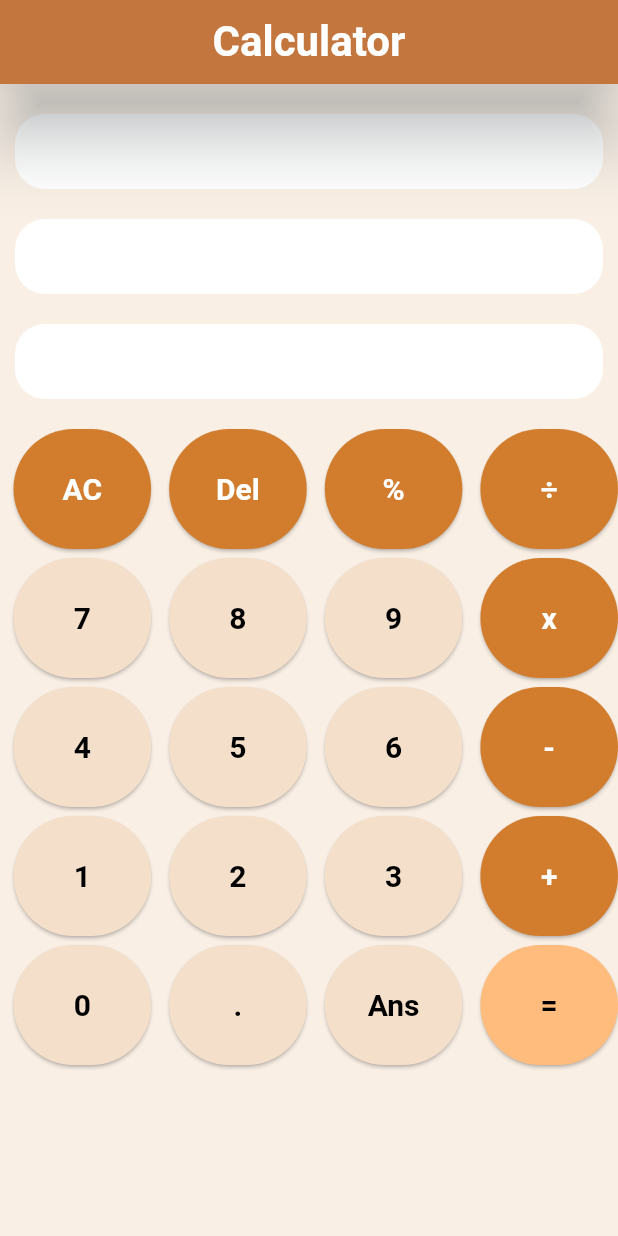
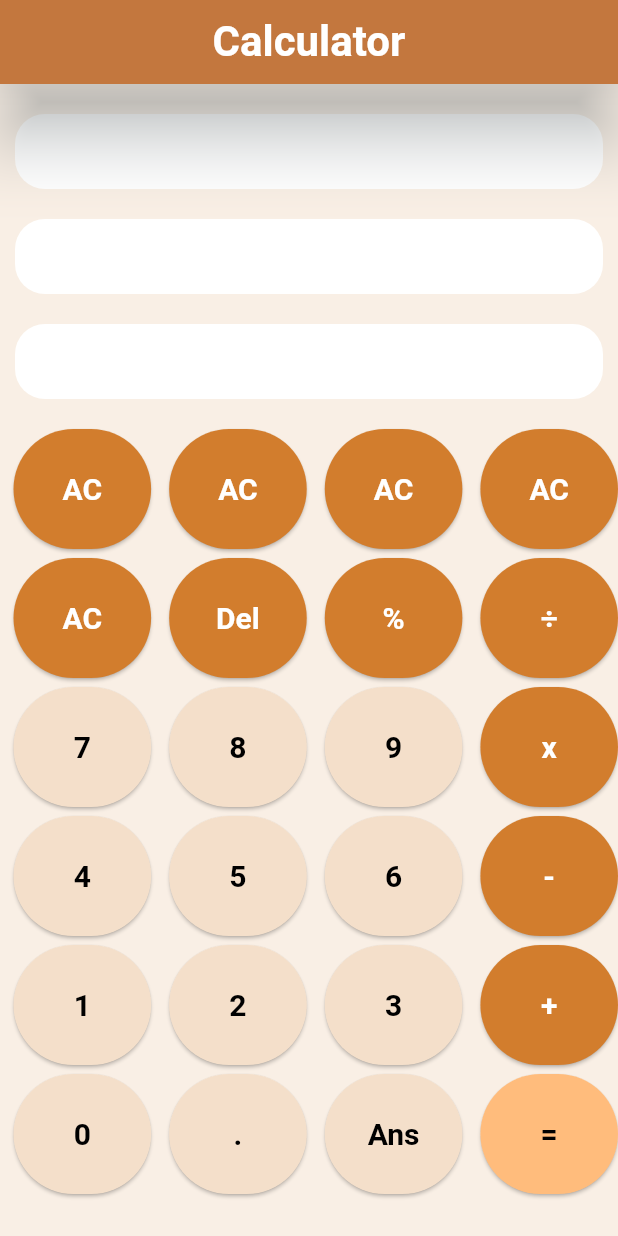
Before and after one commit to karemthabet/Calculator-APP, a Flutter app: the screen it shows after launch, on a phone screen of 412 x 824 dp. Run offline on Flutter 3.47's test engine with Material 3 defaults, Android fonts, the phone set to English and light mode, and no system bars; our stand-ins replace auto_size_text, math_expressions.

Commit message:
buttons text

```diff
--- a/lib/Screens/HomePage.dart
+++ b/lib/Screens/HomePage.dart
@@ -9,7 +9,7 @@ String userHint = '';
 String userAnswer = '';
 String answer = '';
 
-   class Homepage extends StatefulWidget {
+class Homepage extends StatefulWidget {
   const Homepage({super.key});
 
   @override
@@ -18,6 +18,10 @@ String answer = '';
 
 class _MyWidgetState extends State<Homepage> {
   List<String> buttonsText = [
+    'AC',
+    'AC',
+    'AC',
+    'AC',
     'AC',
     'Del',
     '%',
@@ -107,8 +111,7 @@ class _MyWidgetState extends State<Homepage> {
                       buttoncolor: const Color(0xffd27d2d),
                       tapped: () {
                         setState(() {
-                          if (userAsk.isNotEmpty)
-                          {
+                          if (userAsk.isNotEmpty) {
                             userAsk = userAsk.substring(0, userAsk.length - 1);
                           }
                         });
@@ -131,7 +134,7 @@ class _MyWidgetState extends State<Homepage> {
                   return Custombutton(
                       buttontext: buttonsText[index],
                       textcolor: Colors.white,
-                      buttoncolor:  const Color(0xffd27d2d),
+                      buttoncolor: const Color(0xffd27d2d),
                       tapped: () {
                         setState(() {
                           userAsk += buttonsText[index];
```
